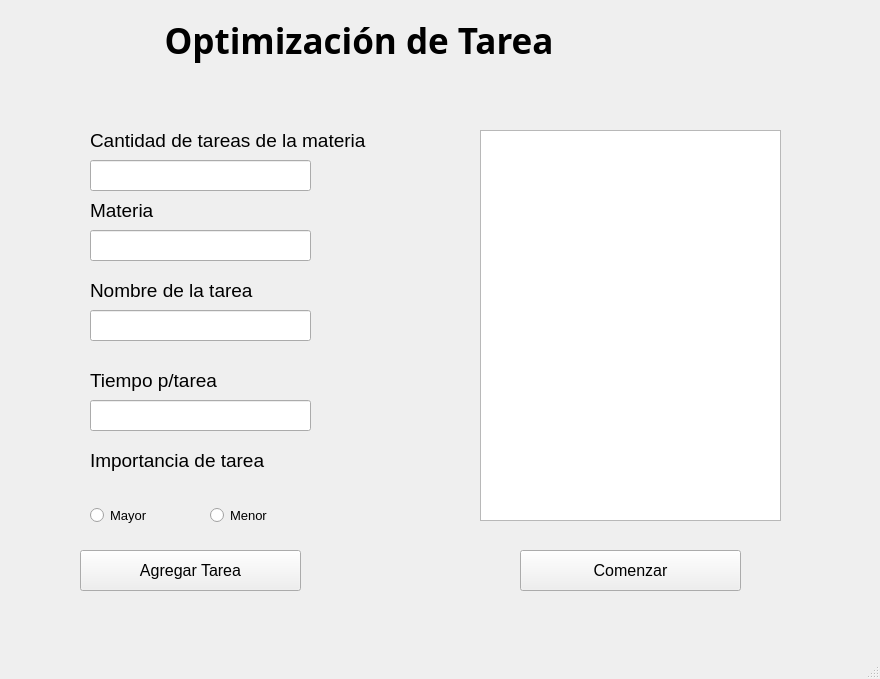
Before: the Qt Designer form ui.ui in ozel-byte/todo-app-proyecto-c3, drawn with Qt 5.
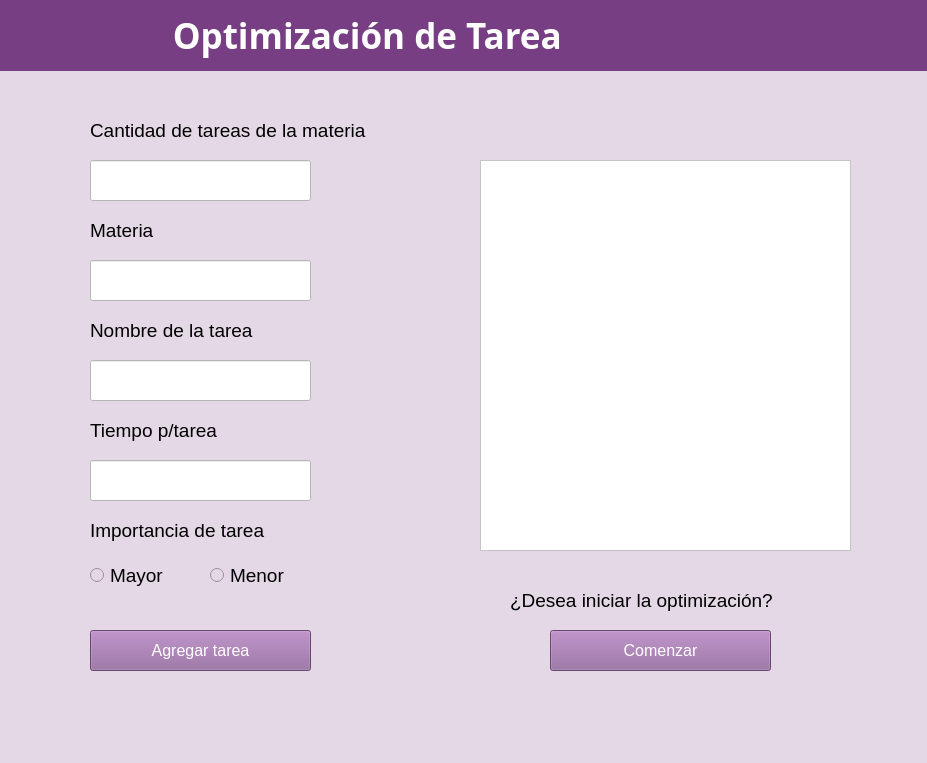
After: the same form once the commit is applied.

Commit message: Se mejoró el estilo de la interfaz

What changed in the file:
```diff
--- a/ui.ui
+++ b/ui.ui
@@ -6,8 +6,8 @@
    <rect>
     <x>0</x>
     <y>0</y>
-    <width>880</width>
-    <height>679</height>
+    <width>927</width>
+    <height>763</height>
    </rect>
   </property>
   <property name="font">
@@ -21,14 +21,17 @@
   <property name="windowTitle">
    <string>MainWindow</string>
   </property>
+  <property name="styleSheet">
+   <string notr="true">background-color: rgb(228, 216, 230);</string>
+  </property>
   <widget class="QWidget" name="centralwidget">
    <widget class="QLabel" name="label">
     <property name="geometry">
      <rect>
-      <x>110</x>
-      <y>10</y>
-      <width>571</width>
-      <height>61</height>
+      <x>0</x>
+      <y>0</y>
+      <width>931</width>
+      <height>71</height>
      </rect>
     </property>
     <property name="font">
@@ -39,15 +42,19 @@
       <bold>true</bold>
      </font>
     </property>
+    <property name="styleSheet">
+     <string notr="true">background-color: rgb(119, 62, 132);
+color: rgb(255, 255, 255);</string>
+    </property>
     <property name="text">
-     <string>      Optimización de Tarea</string>
+     <string>                   Optimización de Tarea</string>
     </property>
    </widget>
    <widget class="QLabel" name="label_2">
     <property name="geometry">
      <rect>
       <x>90</x>
-      <y>190</y>
+      <y>210</y>
       <width>161</width>
       <height>41</height>
      </rect>
@@ -60,6 +67,9 @@
       <bold>false</bold>
      </font>
     </property>
+    <property name="styleSheet">
+     <string notr="true">color: rgb(0, 0, 0);</string>
+    </property>
     <property name="text">
      <string>Materia</string>
     </property>
@@ -68,7 +78,7 @@
     <property name="geometry">
      <rect>
       <x>90</x>
-      <y>360</y>
+      <y>410</y>
       <width>221</width>
       <height>41</height>
      </rect>
@@ -81,6 +91,9 @@
       <bold>false</bold>
      </font>
     </property>
+    <property name="styleSheet">
+     <string notr="true">color: rgb(0, 0, 0);</string>
+    </property>
     <property name="text">
      <string>Tiempo p/tarea</string>
     </property>
@@ -89,7 +102,7 @@
     <property name="geometry">
      <rect>
       <x>90</x>
-      <y>270</y>
+      <y>310</y>
       <width>221</width>
       <height>41</height>
      </rect>
@@ -102,6 +115,9 @@
       <bold>false</bold>
      </font>
     </property>
+    <property name="styleSheet">
+     <string notr="true">color: rgb(0, 0, 0);</string>
+    </property>
     <property name="text">
      <string>Nombre de la tarea</string>
     </property>
@@ -110,7 +126,7 @@
     <property name="geometry">
      <rect>
       <x>90</x>
-      <y>440</y>
+      <y>510</y>
       <width>221</width>
       <height>41</height>
      </rect>
@@ -123,6 +139,9 @@
       <bold>false</bold>
      </font>
     </property>
+    <property name="styleSheet">
+     <string notr="true">color: rgb(0, 0, 0);</string>
+    </property>
     <property name="text">
      <string>Importancia de tarea</string>
     </property>
@@ -131,7 +150,7 @@
     <property name="geometry">
      <rect>
       <x>90</x>
-      <y>500</y>
+      <y>560</y>
       <width>101</width>
       <height>31</height>
      </rect>
@@ -139,11 +158,15 @@
     <property name="font">
      <font>
       <family>Segoe UI</family>
-      <pointsize>10</pointsize>
+      <pointsize>14</pointsize>
       <weight>50</weight>
       <bold>false</bold>
      </font>
     </property>
+    <property name="styleSheet">
+     <string notr="true">color: rgb(0, 0, 0);
+</string>
+    </property>
     <property name="text">
      <string>Mayor</string>
     </property>
@@ -152,7 +175,7 @@
     <property name="geometry">
      <rect>
       <x>210</x>
-      <y>500</y>
+      <y>560</y>
       <width>101</width>
       <height>31</height>
      </rect>
@@ -160,11 +183,14 @@
     <property name="font">
      <font>
       <family>Segoe UI</family>
-      <pointsize>10</pointsize>
+      <pointsize>14</pointsize>
       <weight>50</weight>
       <bold>false</bold>
      </font>
     </property>
+    <property name="styleSheet">
+     <string notr="true">color: rgb(0, 0, 0);</string>
+    </property>
     <property name="text">
      <string>Menor</string>
     </property>
@@ -173,37 +199,73 @@
     <property name="geometry">
      <rect>
       <x>90</x>
-      <y>230</y>
+      <y>260</y>
       <width>221</width>
-      <height>31</height>
+      <height>41</height>
      </rect>
     </property>
+    <property name="font">
+     <font>
+      <family>Segoe UI</family>
+      <pointsize>12</pointsize>
+      <weight>50</weight>
+      <bold>false</bold>
+     </font>
+    </property>
+    <property name="styleSheet">
+     <string notr="true">color: rgb(0, 0, 0);
+background-color: rgb(255, 255, 255);</string>
+    </property>
    </widget>
    <widget class="QLineEdit" name="nombre_tarea">
     <property name="geometry">
      <rect>
       <x>90</x>
-      <y>310</y>
+      <y>360</y>
       <width>221</width>
-      <height>31</height>
+      <height>41</height>
      </rect>
     </property>
+    <property name="font">
+     <font>
+      <family>Segoe UI</family>
+      <pointsize>12</pointsize>
+      <weight>50</weight>
+      <bold>false</bold>
+     </font>
+    </property>
+    <property name="styleSheet">
+     <string notr="true">color: rgb(0, 0, 0);
+background-color: rgb(255, 255, 255);</string>
+    </property>
    </widget>
    <widget class="QLineEdit" name="tiempo_tarea">
     <property name="geometry">
      <rect>
       <x>90</x>
-      <y>400</y>
+      <y>460</y>
       <width>221</width>
-      <height>31</height>
+      <height>41</height>
      </rect>
     </property>
+    <property name="font">
+     <font>
+      <family>Segoe UI</family>
+      <pointsize>12</pointsize>
+      <weight>50</weight>
+      <bold>false</bold>
+     </font>
+    </property>
+    <property name="styleSheet">
+     <string notr="true">color: rgb(0, 0, 0);
+background-color: rgb(255, 255, 255);</string>
+    </property>
    </widget>
    <widget class="QPushButton" name="btn_comenzar">
     <property name="geometry">
      <rect>
-      <x>520</x>
-      <y>550</y>
+      <x>550</x>
+      <y>630</y>
       <width>221</width>
       <height>41</height>
      </rect>
@@ -216,6 +278,10 @@
       <bold>false</bold>
      </font>
     </property>
+    <property name="styleSheet">
+     <string notr="true">background-color: rgb(146, 101, 157);
+color: rgb(255, 255, 255);</string>
+    </property>
     <property name="text">
      <string>Comenzar</string>
     </property>
@@ -223,8 +289,8 @@
    <widget class="QPushButton" name="btn1">
     <property name="geometry">
      <rect>
-      <x>80</x>
-      <y>550</y>
+      <x>90</x>
+      <y>630</y>
       <width>221</width>
       <height>41</height>
      </rect>
@@ -237,15 +303,19 @@
       <bold>false</bold>
      </font>
     </property>
+    <property name="styleSheet">
+     <string notr="true">background-color: rgb(146, 101, 157);
+color: rgb(255, 255, 255);</string>
+    </property>
     <property name="text">
-     <string>Agregar Tarea</string>
+     <string>Agregar tarea</string>
     </property>
    </widget>
    <widget class="QLabel" name="label_6">
     <property name="geometry">
      <rect>
       <x>90</x>
-      <y>120</y>
+      <y>110</y>
       <width>391</width>
       <height>41</height>
      </rect>
@@ -258,6 +328,9 @@
       <bold>false</bold>
      </font>
     </property>
+    <property name="styleSheet">
+     <string notr="true">color: rgb(0, 0, 0);</string>
+    </property>
     <property name="text">
      <string>Cantidad de tareas de la materia</string>
     </property>
@@ -268,18 +341,68 @@
       <x>90</x>
       <y>160</y>
       <width>221</width>
-      <height>31</height>
+      <height>41</height>
      </rect>
     </property>
+    <property name="font">
+     <font>
+      <family>Segoe UI</family>
+      <pointsize>12</pointsize>
+      <weight>50</weight>
+      <bold>false</bold>
+     </font>
+    </property>
+    <property name="styleSheet">
+     <string notr="true">background-color: rgb(255, 255, 255);
+color: rgb(0, 0, 0);</string>
+    </property>
    </widget>
    <widget class="QListWidget" name="listWidget">
     <property name="geometry">
      <rect>
       <x>480</x>
-      <y>130</y>
-      <width>301</width>
+      <y>160</y>
+      <width>371</width>
       <height>391</height>
      </rect>
+    </property>
+    <property name="font">
+     <font>
+      <family>Segoe UI</family>
+      <pointsize>14</pointsize>
+      <weight>50</weight>
+      <italic>false</italic>
+      <bold>false</bold>
+     </font>
+    </property>
+    <property name="styleSheet">
+     <string notr="true">color: rgb(0, 0, 0);
+background-color: rgb(255, 255, 255);
+font: 14pt &quot;Segoe UI&quot;;</string>
+    </property>
+   </widget>
+   <widget class="QLabel" name="label_7">
+    <property name="geometry">
+     <rect>
+      <x>510</x>
+      <y>580</y>
+      <width>321</width>
+      <height>41</height>
+     </rect>
+    </property>
+    <property name="font">
+     <font>
+      <family>Segoe UI</family>
+      <pointsize>14</pointsize>
+      <weight>50</weight>
+      <bold>false</bold>
+     </font>
+    </property>
+    <property name="styleSheet">
+     <string notr="true">color: rgb(0, 0, 0);</string>
+    </property>
+    <property name="text">
+     <string>¿Desea iniciar la optimización?</string>
     </property>
    </widget>
   </widget>
```
